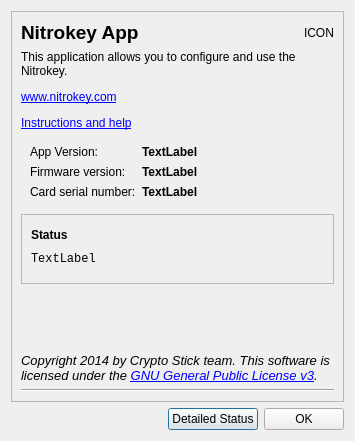
Qt form aboutdialog.ui (Nitrokey/nitrokey-app) before a commit.
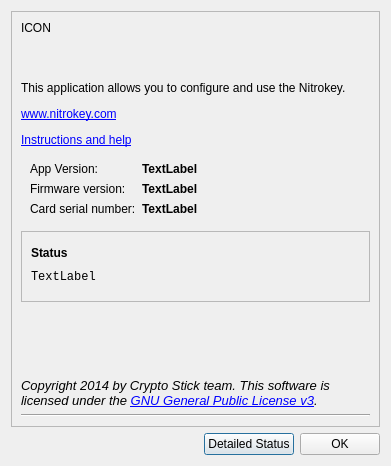
The same form after that commit. Icons and pictures are not drawn.

Commit message: Nitrokey logo and icon

```diff
--- a/aboutdialog.ui
+++ b/aboutdialog.ui
@@ -6,8 +6,8 @@
    <rect>
     <x>0</x>
     <y>0</y>
-    <width>355</width>
-    <height>441</height>
+    <width>391</width>
+    <height>466</height>
    </rect>
   </property>
   <property name="sizePolicy">
@@ -44,33 +44,6 @@
      <layout class="QVBoxLayout" name="verticalLayout_3">
       <item>
        <layout class="QHBoxLayout" name="horizontalLayout_3">
-        <item>
-         <widget class="QLabel" name="label_2">
-          <property name="font">
-           <font>
-            <pointsize>14</pointsize>
-            <weight>75</weight>
-            <bold>true</bold>
-           </font>
-          </property>
-          <property name="text">
-           <string>Nitrokey App</string>
-          </property>
-         </widget>
-        </item>
-        <item>
-         <spacer name="horizontalSpacer_3">
-          <property name="orientation">
-           <enum>Qt::Horizontal</enum>
-          </property>
-          <property name="sizeHint" stdset="0">
-           <size>
-            <width>40</width>
-            <height>20</height>
-           </size>
-          </property>
-         </spacer>
-        </item>
         <item>
          <widget class="QLabel" name="IconLabel">
           <property name="text">
@@ -91,7 +64,7 @@
            </sizepolicy>
           </property>
           <property name="text">
-           <string>&lt;html&gt;&lt;head/&gt;&lt;body&gt;&lt;p&gt;This application allows you to configure and use the Nitrokey.&lt;/p&gt;&lt;p&gt;&lt;a href=&quot;https://nitrokey.com&quot;&gt;&lt;span style=&quot; text-decoration: underline; color:#0000ff;&quot;&gt;www.nitrokey.com&lt;/span&gt;&lt;/a&gt;&lt;/p&gt;&lt;p&gt;&lt;a href=&quot;https://nitrokey.com/start&quot;&gt;&lt;span style=&quot; text-decoration: underline; color:#0000ff;&quot;&gt;Instructions and help&lt;/span&gt;&lt;/a&gt;&lt;/p&gt;&lt;/body&gt;&lt;/html&gt;</string>
+           <string>&lt;html&gt;&lt;head/&gt;&lt;body&gt;&lt;p&gt;&lt;br/&gt;&lt;/p&gt;&lt;p&gt;This application allows you to configure and use the Nitrokey.&lt;/p&gt;&lt;p&gt;&lt;a href=&quot;https://nitrokey.com&quot;&gt;&lt;span style=&quot; text-decoration: underline; color:#0000ff;&quot;&gt;www.nitrokey.com&lt;/span&gt;&lt;/a&gt;&lt;/p&gt;&lt;p&gt;&lt;a href=&quot;https://nitrokey.com/start&quot;&gt;&lt;span style=&quot; text-decoration: underline; color:#0000ff;&quot;&gt;Instructions and help&lt;/span&gt;&lt;/a&gt;&lt;/p&gt;&lt;/body&gt;&lt;/html&gt;</string>
           </property>
           <property name="alignment">
            <set>Qt::AlignLeading|Qt::AlignLeft|Qt::AlignTop</set>
@@ -222,7 +195,7 @@
           <rect>
            <x>0</x>
            <y>0</y>
-           <width>315</width>
+           <width>351</width>
            <height>76</height>
           </rect>
          </property>
```
The commit also changes 4 other files.
